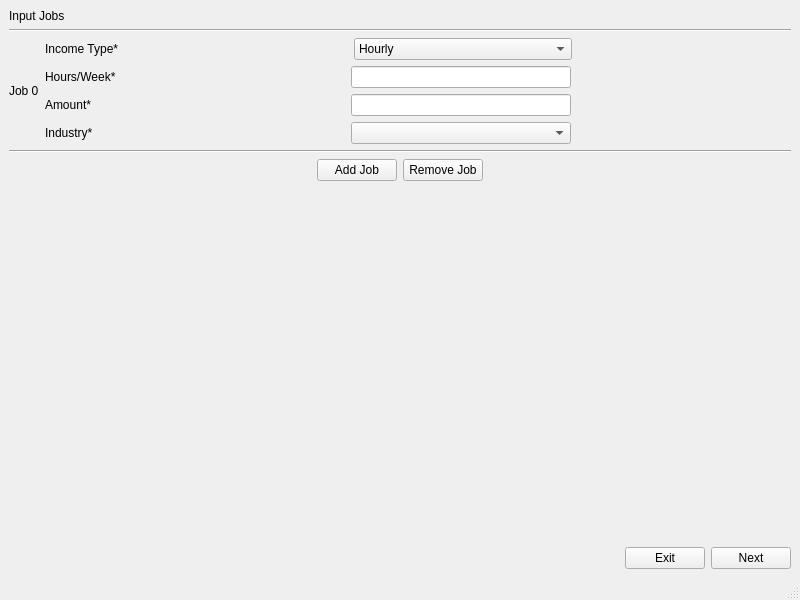
Old version of the form Application/Application/predictionInputWages.ui in the repository abutlerboudakian/future_wallet.
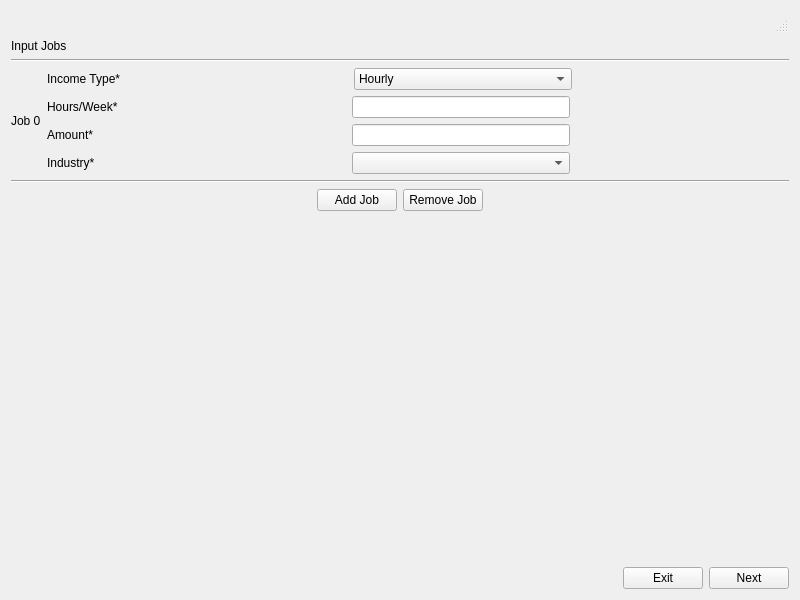
New version of the form.

```diff
--- a/Application/Application/predictionInputWages.ui
+++ b/Application/Application/predictionInputWages.ui
@@ -1,7 +1,7 @@
 <?xml version="1.0" encoding="UTF-8"?>
 <ui version="4.0">
- <class>MainApplication</class>
- <widget class="QMainWindow" name="MainApplication">
+ <class>predictionInputWages</class>
+ <widget class="QWidget" name="predictionInputWages">
   <property name="geometry">
    <rect>
     <x>0</x>
@@ -13,8 +13,10 @@
   <property name="windowTitle">
    <string>MainApplication</string>
   </property>
-  <widget class="QWidget" name="centralwidget">
-   <layout class="QVBoxLayout" name="verticalLayout_3">
+  <layout class="QVBoxLayout" name="verticalLayout_4">
+   <item>
+    <widget class="QStatusBar" name="statusbar"/>
+   </item>
     <item>
      <widget class="QLabel" name="label_2">
       <property name="text">
@@ -390,8 +392,6 @@
      </layout>
     </item>
    </layout>
-  </widget>
-  <widget class="QStatusBar" name="statusbar"/>
  </widget>
  <resources/>
  <connections/>
```
Left out of the diff: 6 changed lines with no effect on the pictures. Lines whose indentation alone changed are shown as unchanged.
